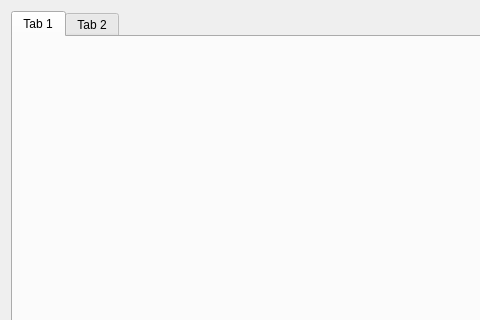
Old version of the form IotQtClient/mainwidget.ui in the repository DonggeunC/Qt-Gui-Programming; both pictures show x 0 to 480 and y 0 to 320 of the 800 by 600 pixel window.
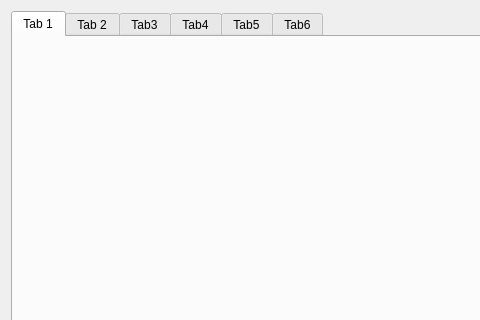
New version of the form. The open tabs and pages were chosen to show the change.

Patch:
```diff
--- a/IotQtClient/mainwidget.ui
+++ b/IotQtClient/mainwidget.ui
@@ -26,6 +26,26 @@
        <string>Tab 2</string>
       </attribute>
      </widget>
+     <widget class="QWidget" name="pTab3">
+      <attribute name="title">
+       <string>Tab3</string>
+      </attribute>
+     </widget>
+     <widget class="QWidget" name="pTab4">
+      <attribute name="title">
+       <string>Tab4</string>
+      </attribute>
+     </widget>
+     <widget class="QWidget" name="pTab5">
+      <attribute name="title">
+       <string>Tab5</string>
+      </attribute>
+     </widget>
+     <widget class="QWidget" name="pTab6">
+      <attribute name="title">
+       <string>Tab6</string>
+      </attribute>
+     </widget>
     </widget>
    </item>
   </layout>
```
Left out of the diff: 3 changed lines with no effect on the pictures.
